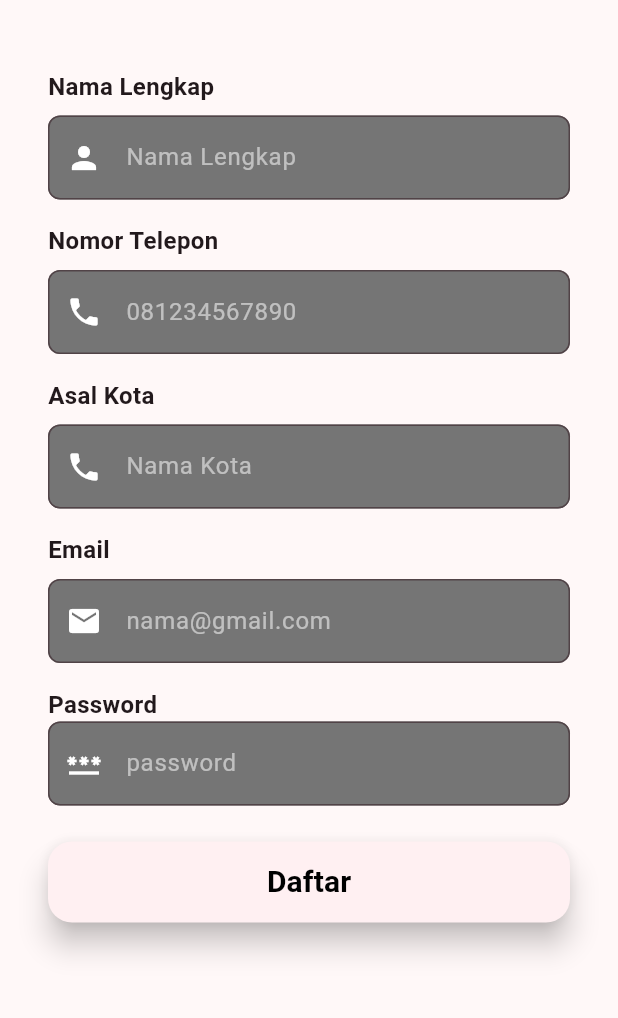
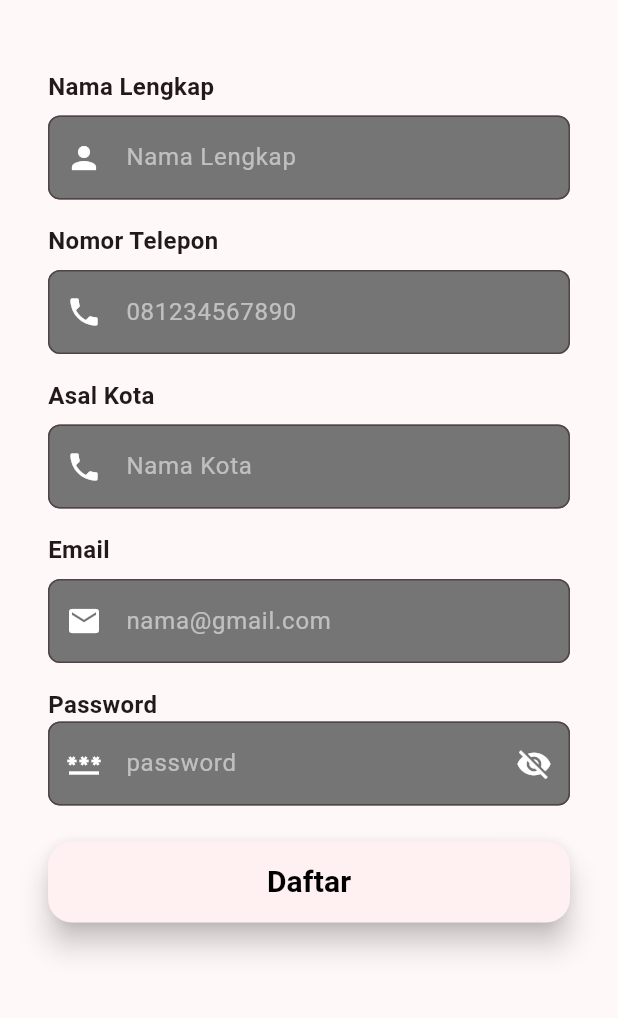
Before and after one commit to claraangella51/PPKD, a Flutter app: the screen it shows after launch, on a phone screen of 412 x 824 dp, the part 63-1081 px from its top. Run offline on Flutter 3.47's test engine with Material 3 defaults, Android fonts, the phone set to English and light mode, and no system bars; our stand-ins replace carousel_slider, flutter_feather_icons, google_fonts.

Commit message:
Tugas_10_Flutter

```diff
--- a/tugas_10_flutter/lib/daftar.dart
+++ b/tugas_10_flutter/lib/daftar.dart
@@ -15,6 +15,11 @@ class _DaftarDay15State extends State<DaftarDay15> {
   final TextEditingController nameController = TextEditingController();
   final TextEditingController cityController = TextEditingController();
   final _formKey = GlobalKey<FormState>();
+  bool isVisibility = false;
+  void visibilityOnOff() {
+    isVisibility = !isVisibility;
+    setState(() {});
+  }
 
   @override
   Widget build(BuildContext context) {
@@ -146,6 +151,7 @@ class _DaftarDay15State extends State<DaftarDay15> {
                 style: TextStyle(fontSize: 16, fontWeight: FontWeight.w600),
               ),
               TextFormField(
+                obscureText: isVisibility,
                 cursorColor: Colors.white,
                 style: TextStyle(color: Colors.white),
                 decoration: InputDecoration(
@@ -158,6 +164,13 @@ class _DaftarDay15State extends State<DaftarDay15> {
                   hintText: "password",
                   hintStyle: TextStyle(color: Colors.white54),
                   prefixIcon: Icon(Icons.password, color: Colors.white),
+                  suffixIcon: InkWell(
+                    onTap: visibilityOnOff,
+                    child: Icon(
+                      isVisibility ? Icons.visibility : Icons.visibility_off,
+                      color: Colors.white,
+                    ),
+                  ),
                 ),
                 controller: passwordController,
                 validator: (value) {
```
Also changed, not shown: tugas_10_flutter/flutter_01.png (added), tugas_10_flutter/flutter_02.png (added).
